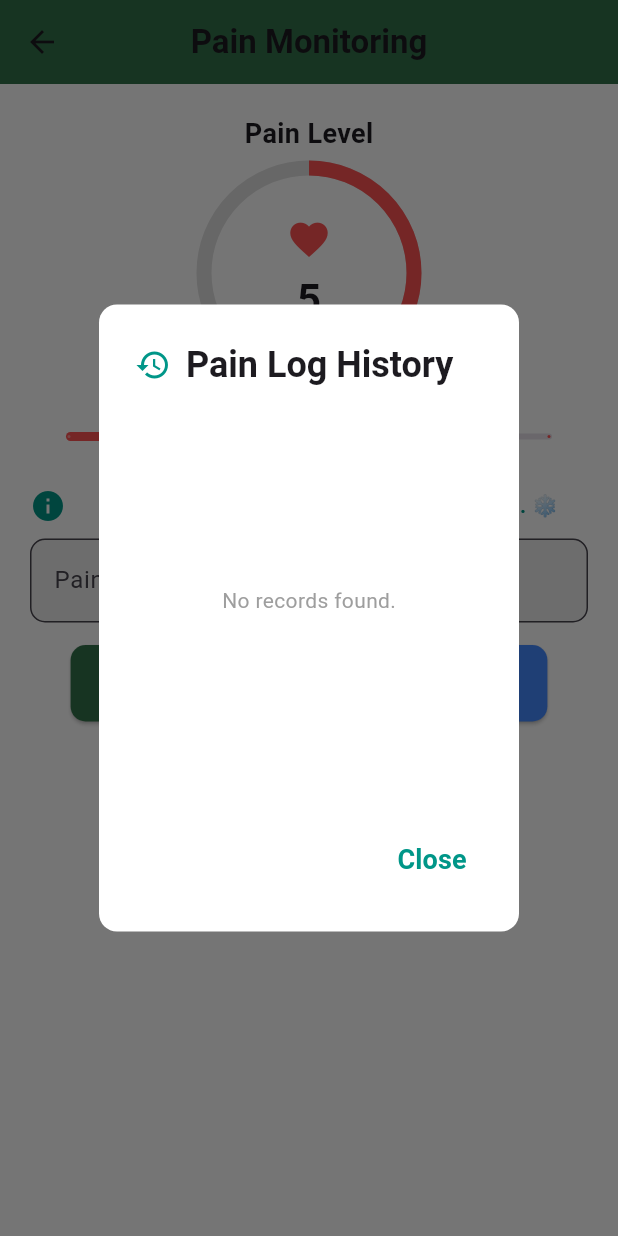
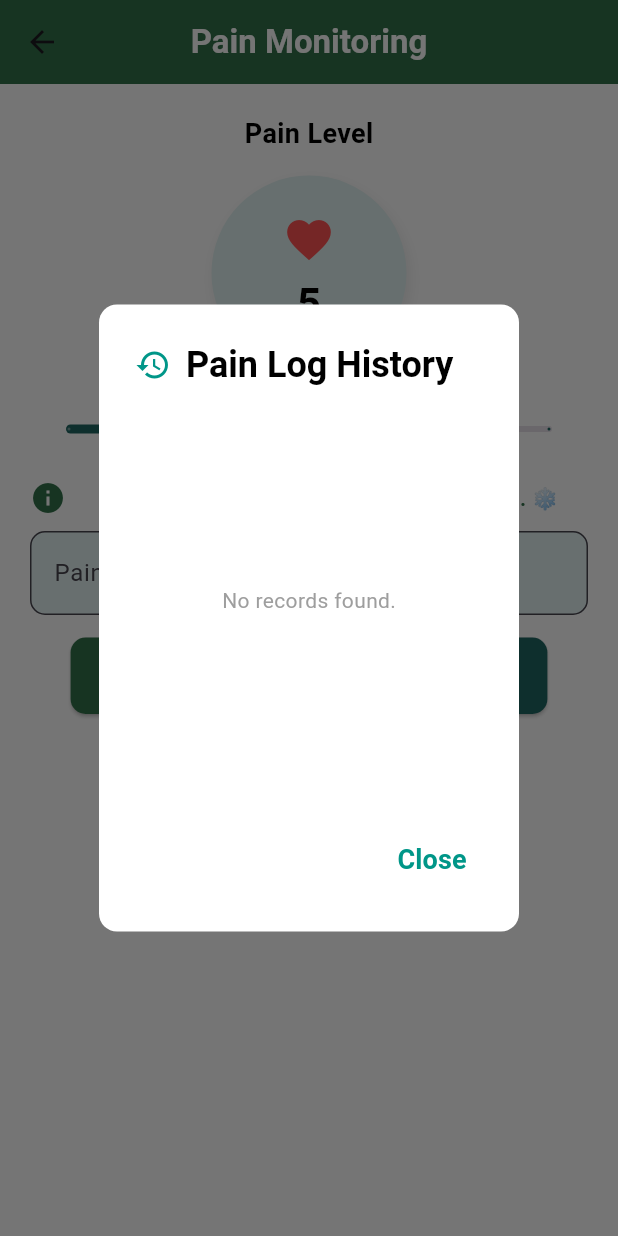
Before and after one commit to himaza007/PhysioConnect, a Flutter app: the PainMonitoringPage screen opened by its route, after a tap on "View Log", on a phone screen of 412 x 824 dp. Run offline on Flutter 3.47's test engine with Material 3 defaults, Android fonts, the phone set to English and light mode, and no system bars; our stand-ins replace lottie, shared_preferences, youtube_player_flutter; accounts and stored records are empty; Roboto replaces fonts that are missing (Montserrat, Poppins).

Commit message:
pain monitor adjustments

```diff
--- a/physio_connect/lib/screens/pain_monitoring.dart
+++ b/physio_connect/lib/screens/pain_monitoring.dart
@@ -1,4 +1,5 @@
 import 'package:flutter/material.dart';
+import 'package:intl/intl.dart';
 import '../utils/storage_helper.dart';
 
 class PainMonitoringPage extends StatefulWidget {
@@ -19,9 +20,6 @@ class _PainMonitoringPageState extends State<PainMonitoringPage> {
     9: "Seek medical advice for persistent pain. 🏥",
     10: "Severe pain detected! Consult a doctor immediately. 🚨",
   };
-
-
-
 
   @override
   void initState() {
@@ -46,7 +44,7 @@ class _PainMonitoringPageState extends State<PainMonitoringPage> {
     }
 
     Map<String, dynamic> newEntry = {
-      'date': DateTime.now().toString().substring(0, 16),
+      'date': DateFormat('yyyy-MM-dd – kk:mm').format(DateTime.now()),
       'painLevel': _painLevel,
       'painLocation': _painLocation,
     };
@@ -68,31 +66,44 @@ class _PainMonitoringPageState extends State<PainMonitoringPage> {
             children: [
               Icon(Icons.history, color: Colors.teal),
               SizedBox(width: 10),
-              Text('Pain Log History',
-                  style: TextStyle(fontWeight: FontWeight.bold)),
+              Text(
+                'Pain Log History',
+                style:
+                    TextStyle(fontWeight: FontWeight.bold, color: Colors.black),
+              ),
             ],
           ),
           content: Container(
             height: 250,
             child: _painHistory.isEmpty
                 ? Center(
-                    child: Text("No records found.",
-                        style: TextStyle(color: Colors.grey)))
+                    child: Text(
+                      "No records found.",
+                      style: TextStyle(color: Colors.grey),
+                    ),
+                  )
                 : ListView.builder(
                     itemCount: _painHistory.length,
                     itemBuilder: (context, index) {
                       final entry = _painHistory[index];
                       return Card(
-                        elevation: 3,
+                        elevation: 4,
                         margin: EdgeInsets.symmetric(vertical: 5),
                         shape: RoundedRectangleBorder(
                             borderRadius: BorderRadius.circular(10)),
                         child: ListTile(
                           leading: Icon(Icons.local_hospital,
                               color: Colors.redAccent),
-                          title: Text("Pain Level: ${entry['painLevel']}"),
+                          title: Text(
+                            "Pain Level: ${entry['painLevel']}",
+                            style: TextStyle(
+                                fontWeight: FontWeight.bold,
+                                color: Colors.black),
+                          ),
                           subtitle: Text(
-                              "Location: ${entry['painLocation']} - ${entry['date']}"),
+                            "Location: ${entry['painLocation']} - ${entry['date']}",
+                            style: TextStyle(color: Colors.grey),
+                          ),
                         ),
                       );
                     },
@@ -101,9 +112,11 @@ class _PainMonitoringPageState extends State<PainMonitoringPage> {
           actions: [
             TextButton(
               onPressed: () => Navigator.pop(context),
-              child: Text('Close',
-                  style: TextStyle(
-                      color: Colors.teal, fontWeight: FontWeight.bold)),
+              child: Text(
+                'Close',
+                style:
+                    TextStyle(color: Colors.teal, fontWeight: FontWeight.bold),
+              ),
             ),
           ],
         );
@@ -114,10 +127,10 @@ class _PainMonitoringPageState extends State<PainMonitoringPage> {
   @override
   Widget build(BuildContext context) {
     return Scaffold(
-      backgroundColor: Colors.white, // White Background
+      backgroundColor: Colors.white, // ✅ White Background
       appBar: AppBar(
         title: Text('Pain Monitoring',
-            style: TextStyle(fontWeight: FontWeight.bold)),
+            style: TextStyle(fontWeight: FontWeight.bold, color: Colors.white)),
         backgroundColor: Color(0xFF33724B),
         centerTitle: true,
       ),
@@ -126,36 +139,45 @@ class _PainMonitoringPageState extends State<PainMonitoringPage> {
         child: Column(
           crossAxisAlignment: CrossAxisAlignment.center,
           children: [
-            Text("Pain Level",
-                style: TextStyle(fontSize: 18, fontWeight: FontWeight.bold)),
-            SizedBox(height: 10),
+            Text(
+              "Pain Level",
+              style: TextStyle(
+                  fontSize: 18,
+                  fontWeight: FontWeight.bold,
+                  color: Colors.black),
+            ),
+            SizedBox(height: 15),
 
-            // ✅ Circular Pain Indicator
-            Stack(
-              alignment: Alignment.center,
-              children: [
-                SizedBox(
-                  width: 140,
-                  height: 140,
-                  child: CircularProgressIndicator(
-                    value: _painLevel / 10,
-                    backgroundColor: Colors.grey.shade300,
-                    valueColor: AlwaysStoppedAnimation<Color>(Colors.redAccent),
-                    strokeWidth: 10,
-                  ),
-                ),
-                Column(
+            // ✅ Pain Level Circular Indicator
+            Container(
+              height: 130,
+              width: 130,
+              decoration: BoxDecoration(
+                shape: BoxShape.circle,
+                color: Colors.teal.shade50,
+                boxShadow: [
+                  BoxShadow(
+                      color: Colors.grey.withOpacity(0.2),
+                      blurRadius: 8,
+                      offset: Offset(2, 4)),
+                ],
+              ),
+              child: Center(
+                child: Column(
+                  mainAxisAlignment: MainAxisAlignment.center,
                   children: [
-                    Icon(Icons.favorite, color: Colors.redAccent, size: 30),
+                    Icon(Icons.favorite, color: Colors.redAccent, size: 35),
                     SizedBox(height: 5),
                     Text(
                       "$_painLevel",
-                      style:
-                          TextStyle(fontSize: 28, fontWeight: FontWeight.bold),
+                      style: TextStyle(
+                          fontSize: 28,
+                          fontWeight: FontWeight.bold,
+                          color: Colors.black),
                     ),
                   ],
                 ),
-              ],
+              ),
             ),
 
             SizedBox(height: 15),
@@ -167,7 +189,7 @@ class _PainMonitoringPageState extends State<PainMonitoringPage> {
               max: 10,
               divisions: 9,
               label: _painLevel.toString(),
-              activeColor: Colors.redAccent,
+              activeColor: Color(0xFF1F6662),
               onChanged: (value) {
                 setState(() {
                   _painLevel = value.toInt();
@@ -181,7 +203,7 @@ class _PainMonitoringPageState extends State<PainMonitoringPage> {
               child: Row(
                 mainAxisAlignment: MainAxisAlignment.center,
                 children: [
-                  Icon(Icons.info, color: Colors.teal),
+                  Icon(Icons.info, color: Color(0xFF33724B)),
                   SizedBox(width: 8),
                   Expanded(
                     child: Text(
@@ -193,7 +215,7 @@ class _PainMonitoringPageState extends State<PainMonitoringPage> {
                       textAlign: TextAlign.center,
                       style: TextStyle(
                           fontSize: 14,
-                          color: Colors.teal,
+                          color: Color(0xFF33724B),
                           fontWeight: FontWeight.bold),
                     ),
                   ),
@@ -205,11 +227,10 @@ class _PainMonitoringPageState extends State<PainMonitoringPage> {
             TextField(
               decoration: InputDecoration(
                 labelText: "Pain Location",
-                border: OutlineInputBorder(
-                  borderRadius: BorderRadius.circular(10),
-                ),
+                border:
+                    OutlineInputBorder(borderRadius: BorderRadius.circular(10)),
                 filled: true,
-                fillColor: Colors.grey.shade200,
+                fillColor: Color(0xFFE3F3F3),
               ),
               onChanged: (value) => _painLocation = value,
             ),
@@ -235,7 +256,7 @@ class _PainMonitoringPageState extends State<PainMonitoringPage> {
                   onPressed: _showPainLogDialog,
                   icon: Icon(Icons.history, color: Colors.white),
                   style: ElevatedButton.styleFrom(
-                    backgroundColor: Colors.blueAccent,
+                    backgroundColor: Color(0xFF1F6662),
                     shape: RoundedRectangleBorder(
                         borderRadius: BorderRadius.circular(10)),
                   ),
@@ -244,18 +265,6 @@ class _PainMonitoringPageState extends State<PainMonitoringPage> {
                 ),
               ],
             ),
-
-            SizedBox(height: 10),
-
-            // ✅ Back to Menu Button
-            TextButton(
-              onPressed: () => Navigator.pop(context),
-              child: Text(
-                "Back to Menu",
-                style: TextStyle(
-                    color: Colors.redAccent, fontWeight: FontWeight.bold),
-              ),
-            ),
           ],
         ),
       ),
```
